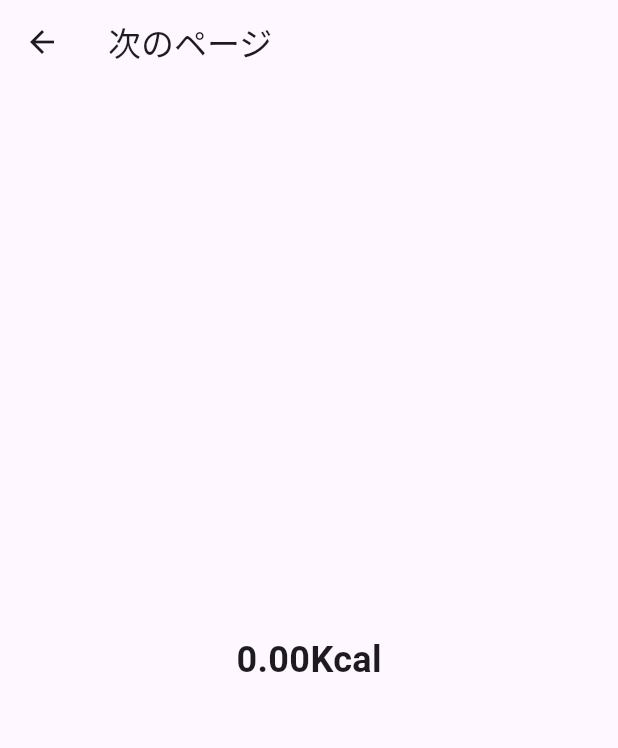
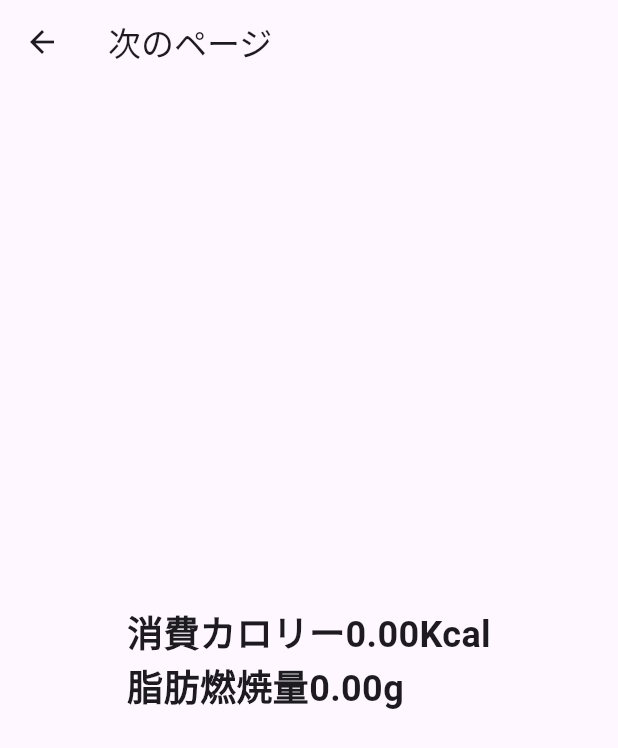
Before and after one commit to maka519/intern_walk, a Flutter app: the screen it shows after launch, after a tap on the "arrow forward" icon, on a phone screen of 412 x 824 dp. Shown: the top 748 px of the screen. Run offline on Flutter 3.47's test engine with Material 3 defaults, Android fonts, the phone set to English and light mode, and no system bars; our stand-ins replace sensors_plus, shared_preferences.

Commit message:
カロリー完成版
消費カロリー

```diff
--- a/lib/calo.dart
+++ b/lib/calo.dart
@@ -1,24 +1,26 @@
 class Calorie {
-  double walk_speed = 1.33*60; // [m/minute]
-  static double walk_distance = 0.0;
+  double walk_speed = 79.8; // [m/minute]
+  double walk_distance = 0.0;//[m]
 
-  double height=170; // 変数だけを宣言
-  double weight=66;
+  double height=170; // 変数だけを宣言[cm]
+  double weight=66;//[kg]
   int count_walk;
 
   late double length_walk; // コンストラクタで初期化される変数
   late double time_work;
   late double ex;
   late double Kcal;
+  late double fat;
   // コンストラクタで値を設定し、計算を行う
   Calorie(this.count_walk) {
     // コンストラクタ内では、すべてのインスタンス変数にアクセスできる
 
-    this.length_walk = this.height * 0.45;
-    walk_distance=count_walk*length_walk/1000;
+    this.length_walk = this.height * 0.45;//歩幅
+    walk_distance=count_walk*length_walk/100;   //歩幅*歩数[cm]/1000=[m]
     // static変数はクラス名を使ってアクセスする
-    this.time_work = walk_distance / this.walk_speed;
+    this.time_work = walk_distance / this.walk_speed/60;//[m]/[m/minute]/1000
     ex=3.0*time_work;
     Kcal=1.05*ex*weight;
+    fat=Kcal/7.2;
   }
 }
--- a/lib/main.dart
+++ b/lib/main.dart
@@ -165,11 +165,12 @@ class NextPage extends State<NextState> {
   final TextEditingController textController = TextEditingController();
   late int _localStepCount;
   late double consume_cal;
-
+  late double consumeFat;
 void calo(){
       setState((){
-        final Cal_class=Calorie(_localStepCount);
-        consume_cal=Cal_class.Kcal;
+        final calClass=Calorie(_localStepCount);
+        consume_cal=calClass.Kcal;
+        consumeFat=calClass.fat;
       }
       );
     }
@@ -189,7 +190,7 @@ void calo(){
     return Scaffold(appBar: AppBar(title: const Text('次のページ')),
     body: Center(
         child: Text(
-          '${consume_cal.toStringAsFixed(2)}Kcal',
+          '消費カロリー${consume_cal.toStringAsFixed(2)}Kcal\n脂肪燃焼量${consumeFat.toStringAsFixed(2)}g',
           style: TextStyle(
             fontSize: 24,
             fontWeight: FontWeight.bold,
```
